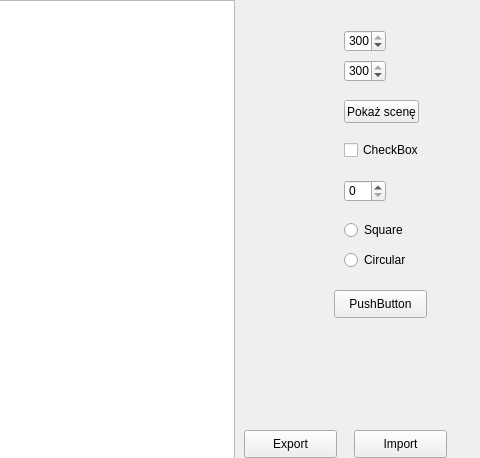
The window that mainwindow.ui (SzymonGamrat/multiscale) describes before a commit, drawn with Qt 5; both pictures show x 846 to 1326 and y 0 to 458 of the 1326 by 666 pixel window.
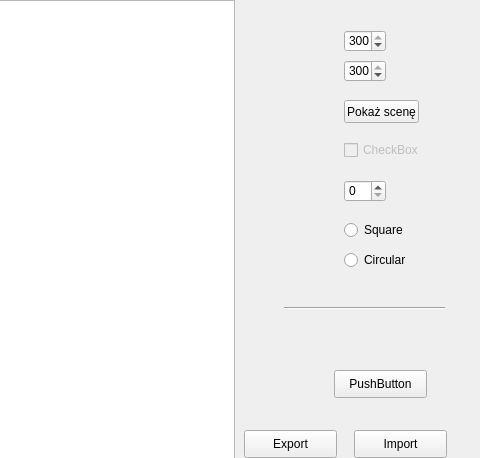
The same window after the commit.

Diff of the .ui file:
```diff
--- a/mainwindow.ui
+++ b/mainwindow.ui
@@ -106,6 +106,9 @@
     </property>
    </widget>
    <widget class="QCheckBox" name="checkBox">
+    <property name="enabled">
+     <bool>false</bool>
+    </property>
     <property name="geometry">
      <rect>
       <x>1190</x>
@@ -148,7 +151,7 @@
     <property name="geometry">
      <rect>
       <x>1180</x>
-      <y>290</y>
+      <y>370</y>
       <width>93</width>
       <height>28</height>
      </rect>
@@ -157,6 +160,19 @@
      <string>PushButton</string>
     </property>
    </widget>
+   <widget class="Line" name="line">
+    <property name="geometry">
+     <rect>
+      <x>1130</x>
+      <y>300</y>
+      <width>161</width>
+      <height>16</height>
+     </rect>
+    </property>
+    <property name="orientation">
+     <enum>Qt::Horizontal</enum>
+    </property>
+   </widget>
   </widget>
   <widget class="QMenuBar" name="menubar">
    <property name="geometry">
```
